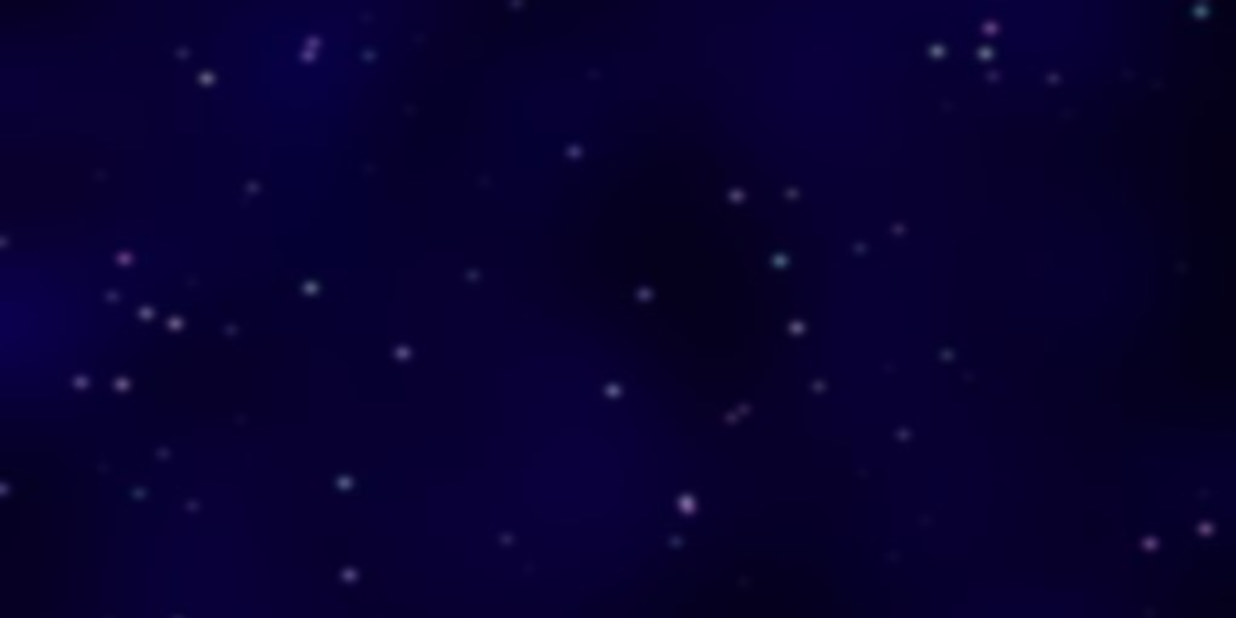
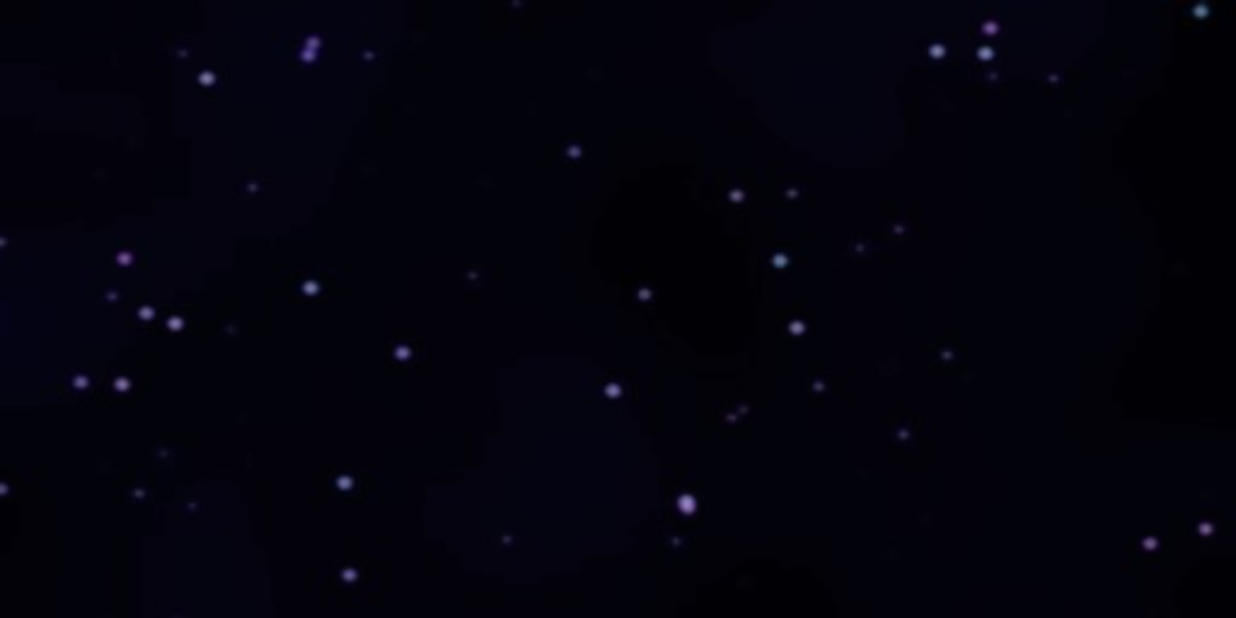
Before and after one commit to uunwon/Target, an Android app: the screen it shows after launch (MainActivity), on a phone screen of 824 x 412 dp (held sideways). Run offline under Robolectric (Android 15) with nearby library versions, the phone set to English and light mode, and no system bars.

Commit message:
background light down

```diff
--- a/target/app/src/main/res/layout/activity_main.xml
+++ b/target/app/src/main/res/layout/activity_main.xml
@@ -16,7 +16,7 @@
         android:visibility="invisible"
         android:text="@string/stage"
         android:textColor="@color/white"
-        android:textSize="26sp"
+        android:textSize="25sp"
         android:fontFamily="@font/mriobros2"
         android:layout_marginTop="10dp"
         app:layout_constraintTop_toTopOf="parent"
@@ -30,7 +30,7 @@
         android:visibility="invisible"
         android:text="@string/stageNumber"
         android:textColor="@color/white"
-        android:textSize="26sp"
+        android:textSize="25sp"
         android:fontFamily="@font/mriobros2"
         android:layout_marginTop="10dp"
         android:layout_marginStart="7dp"
@@ -131,7 +131,7 @@
         android:visibility="invisible"
         android:text="@string/playerScore"
         android:textColor="@color/white"
-        android:textSize="20sp"
+        android:textSize="19sp"
         android:fontFamily="@font/mriobros2"
         android:layout_marginBottom="20dp"
         app:layout_constraintBottom_toBottomOf="parent"
@@ -144,7 +144,7 @@
         android:layout_height="wrap_content"
         android:layout_marginStart="8dp"
         android:textColor="@color/white"
-        android:textSize="20sp"
+        android:textSize="19sp"
         android:fontFamily="@font/mriobros2"
         android:layout_marginBottom="20dp"
         app:layout_constraintBottom_toBottomOf="parent"
--- a/target/app/src/main/res/layout/fragment_startdialog.xml
+++ b/target/app/src/main/res/layout/fragment_startdialog.xml
@@ -44,7 +44,8 @@
             android:maxLength="7"
             android:fontFamily="@font/mriobros2"
             android:backgroundTint="@color/transparency"
-            android:inputType="textUri"/>
+            android:inputType="textUri"
+            android:privateImeOptions="defaultInputmode=english"/>
 
     </LinearLayout>
 
--- a/target/app/src/main/res/layout/item_rank.xml
+++ b/target/app/src/main/res/layout/item_rank.xml
@@ -16,7 +16,7 @@
             android:layout_weight="1"
             android:gravity="center"
             android:text="1"
-            android:textSize="12sp"
+            android:textSize="11sp"
             android:textColor="@color/white"
             android:fontFamily="@font/mriobros2" />
         <TextView
@@ -28,7 +28,7 @@
             android:maxLength="8"
             android:ellipsize="end"
             android:text="nickname"
-            android:textSize="12sp"
+            android:textSize="11sp"
             android:textColor="@color/white"
             android:fontFamily="@font/mriobros2" />
         <TextView
@@ -38,7 +38,7 @@
             android:layout_weight="1"
             android:gravity="center"
             android:text="7"
-            android:textSize="12sp"
+            android:textSize="11sp"
             android:textColor="@color/white"
             android:fontFamily="@font/mriobros2" />
 
```
Also changed, not shown: target/app/src/main/java/com/yunwoon/targetproject/StartDialogFragment.kt (+4 -3 lines), target/app/src/main/res/layout/fragment_rankdialog.xml (+6 -5 lines), target/app/src/main/res/drawable/b_1.jpg, target/app/src/main/res/drawable/b_2.jpg, target/app/src/main/res/drawable/b_3.jpg.
